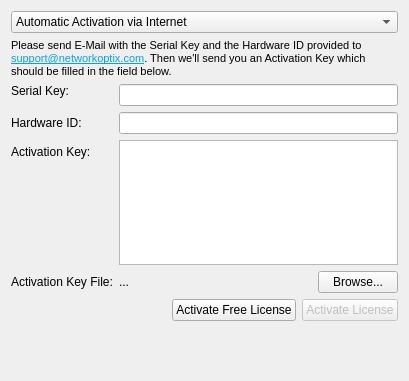
Old version of the form client/src/ui/widgets/settings/license_widget.ui in the repository networkoptix/nx_open.
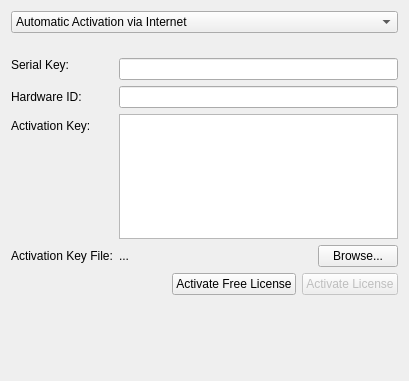
New version of the form.

Commit message:
Fixed #1432: Incorrect support email.
<==== Mercurial data ====>
Branch: master

```diff
--- a/client/src/ui/widgets/settings/license_widget.ui
+++ b/client/src/ui/widgets/settings/license_widget.ui
@@ -50,7 +50,7 @@
 &lt;html&gt;&lt;head&gt;&lt;meta name=&quot;qrichtext&quot; content=&quot;1&quot; /&gt;&lt;style type=&quot;text/css&quot;&gt;
 p, li { white-space: pre-wrap; }
 &lt;/style&gt;&lt;/head&gt;&lt;body style=&quot; font-family:'MS Shell Dlg 2'; font-size:8.25pt; font-weight:400; font-style:normal;&quot;&gt;
-&lt;p style=&quot; margin-top:0px; margin-bottom:0px; margin-left:0px; margin-right:0px; -qt-block-indent:0; text-indent:0px;&quot;&gt;Please send E-Mail with the Serial Key and the Hardware ID provided to &lt;a href=&quot;mailto://support@networkoptix.com&quot;&gt;&lt;span style=&quot; text-decoration: underline; color:#00a2ff;&quot;&gt;support@networkoptix.com&lt;/span&gt;&lt;/a&gt;. Then we'll send you an Activation Key which should be filled in the field below.&lt;/p&gt;&lt;/body&gt;&lt;/html&gt;</string>
+&lt;p style=&quot;-qt-paragraph-type:empty; margin-top:0px; margin-bottom:0px; margin-left:0px; margin-right:0px; -qt-block-indent:0; text-indent:0px; font-size:8pt;&quot;&gt;&lt;/p&gt;&lt;/body&gt;&lt;/html&gt;</string>
      </property>
      <property name="textFormat">
       <enum>Qt::AutoText</enum>
```
The commit also changes 2 other files.
